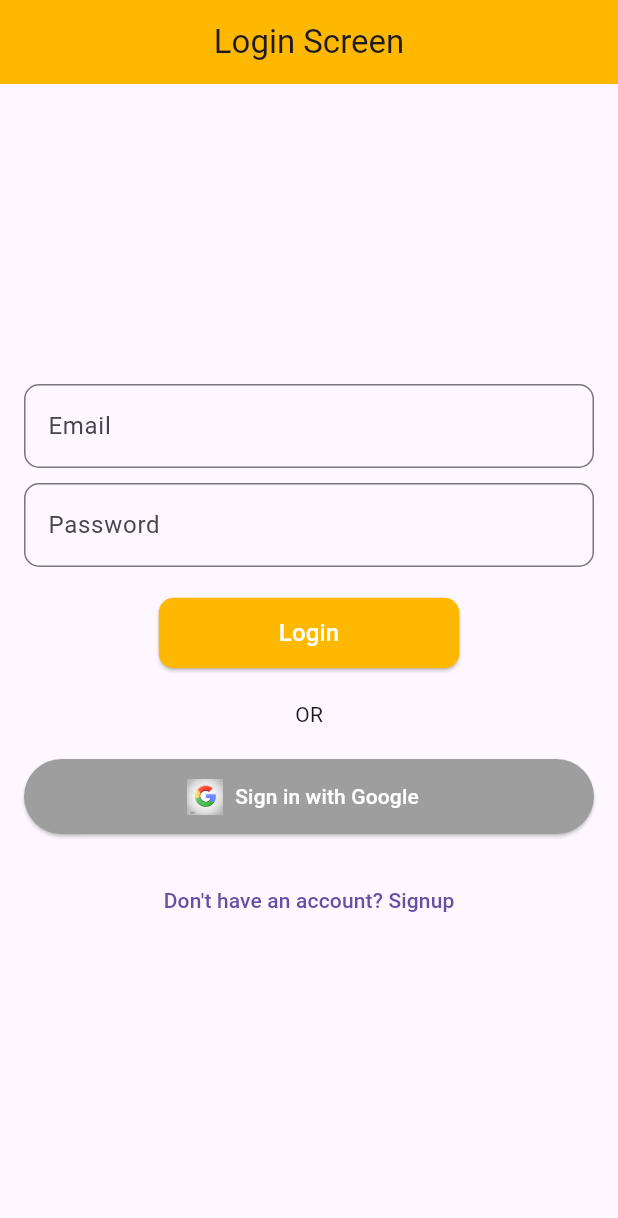
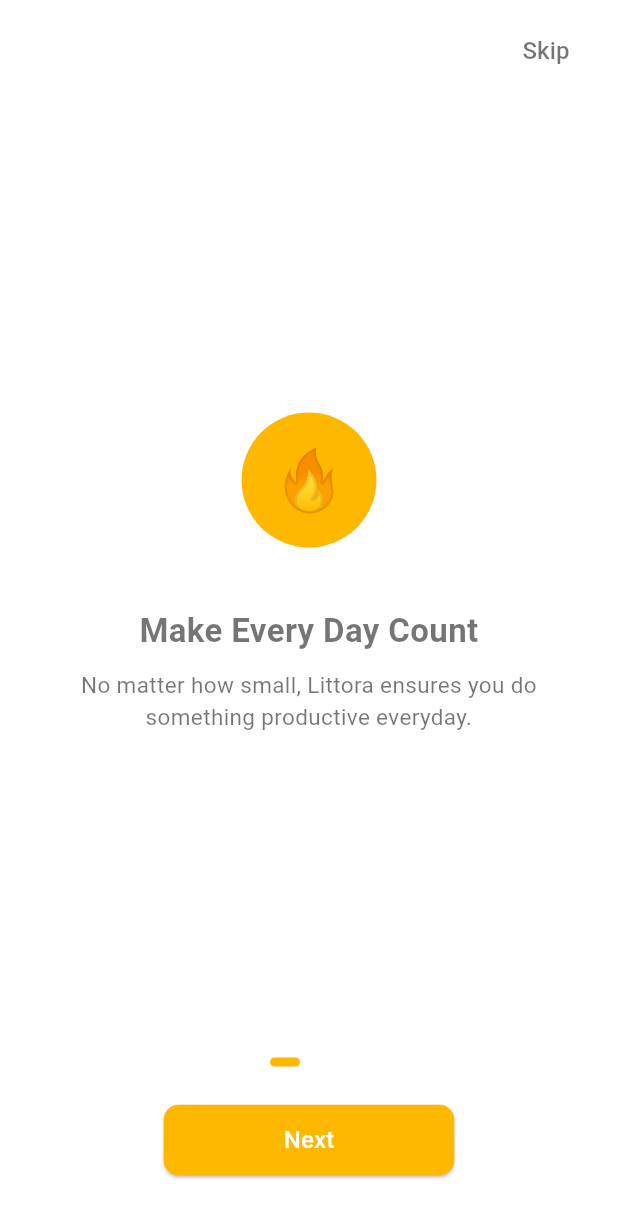
Before and after one commit to Qamar80/chatboot, a Flutter app: the screen it shows after launch, on a phone screen of 412 x 824 dp. Shown: the top 1218 px of the screen. Run offline on Flutter 3.47's test engine with Material 3 defaults, Android fonts, the phone set to English and light mode, and no system bars; our stand-ins replace cloud_firestore, firebase_auth, firebase_core, get, google_sign_in; accounts and stored records are empty.

Commit message:
adding obboard screen

```diff
--- a/lib/main.dart
+++ b/lib/main.dart
@@ -3,6 +3,7 @@
 import 'package:chatboot/view/auth/login_screen.dart';
 import 'package:chatboot/view/auth/signup_screen.dart';
 import 'package:chatboot/view/chat/chat_screen.dart';
+import 'package:chatboot/view/on_boarding/on_boarding_Screen.dart' show OnboardingScreen;
 import 'package:flutter/material.dart';
 import 'package:firebase_core/firebase_core.dart';
 import 'package:get/get_core/src/get_main.dart' show Get;
@@ -28,11 +29,13 @@ class MyApp extends StatelessWidget {
     return GetMaterialApp(
       debugShowCheckedModeBanner: false,
       title: 'ChatBoot',
-      initialRoute: '/login',
+      initialRoute: '/onboarding',
       getPages: [
         GetPage(name: '/login', page: () => const LoginScreen()),
         GetPage(name: '/signup', page: () => const SignupScreen()),
         GetPage(name: '/home', page: () => const ChatScreen()),
+        GetPage(name: '/onboarding', page: () => const OnboardingScreen()),
+
       ],
 
     );
--- /dev/null
+++ b/lib/view/on_boarding/on_boarding_Screen.dart
@@ -0,0 +1,163 @@
+import 'package:chatboot/constants/colors.dart';
+import 'package:flutter/material.dart';
+import 'package:get/get.dart';
+import '../../widgets/our_button.dart';
+
+class OnboardingScreen extends StatefulWidget {
+  const OnboardingScreen({super.key});
+
+  @override
+  State<OnboardingScreen> createState() => _OnboardingScreenState();
+}
+
+class _OnboardingScreenState extends State<OnboardingScreen> {
+  final PageController _pageController = PageController();
+  int _currentPage = 0;
+
+  final List<Map<String, String>> onboardingData = [
+    {
+      "icon": "🔥",
+      "title": "Make Every Day Count",
+      "desc":
+      "No matter how small, Littora ensures you do something productive everyday."
+    },
+    {
+      "icon": "🔥",
+      "title": "Limit Distractions",
+      "desc":
+      "Set app time limits and regain control of your screen time."
+    },
+    {
+      "icon": "🔥",
+      "title": "Routine Built For You",
+      "desc":
+      "Powered by AI, your schedule adapts to your lifestyle and life goals."
+    },
+  ];
+
+  void _nextPage() {
+    if (_currentPage < onboardingData.length - 1) {
+      _pageController.nextPage(
+        duration: const Duration(milliseconds: 400),
+        curve: Curves.easeInOut,
+      );
+    } else {
+      Get.offAllNamed('/login'); // go to login screen on last
+    }
+  }
+
+  @override
+  Widget build(BuildContext context) {
+    return Scaffold(
+      backgroundColor: whiteColor,
+      body: SafeArea(
+        child: Column(
+          children: [
+            // Skip Button
+            Padding(
+              padding: const EdgeInsets.only(right: 16, top: 10),
+              child: Align(
+                alignment: Alignment.topRight,
+                child: TextButton(
+                  onPressed: () => Get.offAllNamed('/login'),
+                  child: const Text(
+                    "Skip",
+                    style: TextStyle(color: textColor, fontSize: 16),
+                  ),
+                ),
+              ),
+            ),
+
+            // PageView
+            Expanded(
+              child: PageView.builder(
+                controller: _pageController,
+                itemCount: onboardingData.length,
+                onPageChanged: (index) {
+                  setState(() {
+                    _currentPage = index;
+                  });
+                },
+                itemBuilder: (context, index) {
+                  final item = onboardingData[index];
+                  return Padding(
+                    padding: const EdgeInsets.symmetric(horizontal: 20),
+                    child: Column(
+                      mainAxisAlignment: MainAxisAlignment.center,
+                      children: [
+
+                        CircleAvatar(
+                          radius: 45,
+                          backgroundColor: yellowColor,
+                          child: Text(
+                            item["icon"]!,
+                            style: const TextStyle(
+                                fontSize: 40, color: textColor),
+                          ),
+                        ),
+                        const SizedBox(height: 40),
+
+                        // Title
+                        Text(
+                          item["title"]!,
+                          style: const TextStyle(
+                            color: textColor,
+                            fontSize: 22,
+                            fontWeight: FontWeight.bold,
+                          ),
+                          textAlign: TextAlign.center,
+                        ),
+                        const SizedBox(height: 10),
+
+                        // Description
+                        Text(
+                          item["desc"]!,
+                          style: const TextStyle(
+                            color: textColor,
+                            fontSize: 15,
+                          ),
+                          textAlign: TextAlign.center,
+                        ),
+                      ],
+                    ),
+                  );
+                },
+              ),
+            ),
+
+            // Dots Indicator
+            Row(
+              mainAxisAlignment: MainAxisAlignment.center,
+              children: List.generate(
+                onboardingData.length,
+                    (index) => AnimatedContainer(
+                  duration: const Duration(milliseconds: 300),
+                  margin: const EdgeInsets.symmetric(horizontal: 4),
+                  height: 6,
+                  width: _currentPage == index ? 20 : 8,
+                  decoration: BoxDecoration(
+                    color: _currentPage == index
+                        ? yellowColor
+                        : whiteColor,
+                    borderRadius: BorderRadius.circular(10),
+                  ),
+                ),
+              ),
+            ),
+            const SizedBox(height: 25),
+
+            ourButton(
+              onPress: _nextPage,
+              color: yellowColor,
+              textColor: textColor,
+              title: _currentPage == onboardingData.length - 1
+                  ? "Get Started"
+                  : "Next",
+            ),
+            const SizedBox(height: 40),
+          ],
+        ),
+      ),
+    );
+  }
+}
```
Also changed, not shown: lib/controllers/auth_controller_server.dart (deleted, +0 -105 lines), pubspec.lock, 1 other file.
